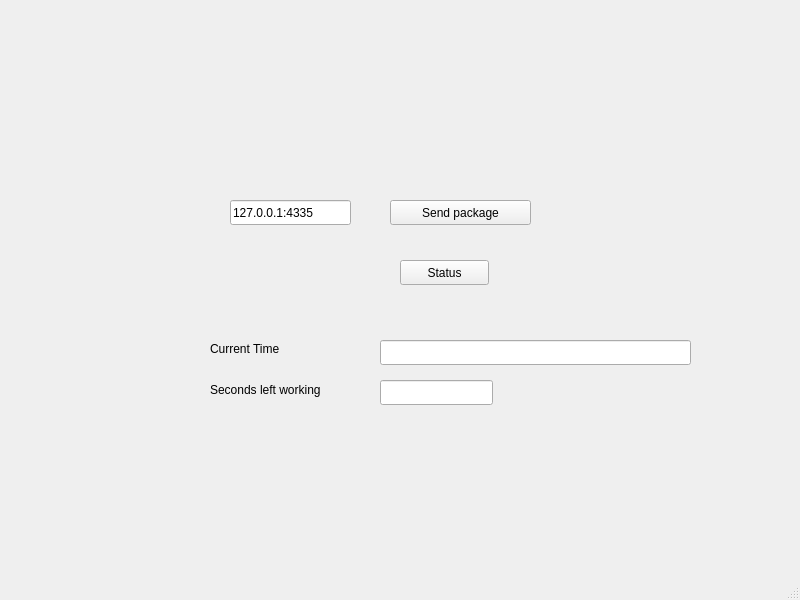
Before: the Qt Designer form practice_task/mainwindow.ui in ThatsRightImKiryu/CNIIAG-Practice, drawn with Qt 5.
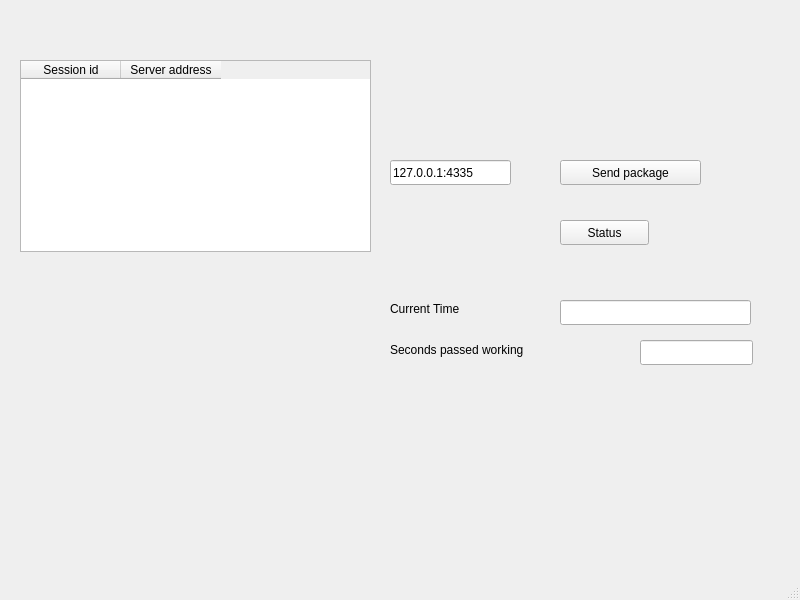
After: the same form once the commit is applied.

Commit message: added session table? without repeatable init; NO SESSION SWITCH

```diff
--- a/practice_task/mainwindow.ui
+++ b/practice_task/mainwindow.ui
@@ -17,8 +17,8 @@
    <widget class="QPushButton" name="pushButton">
     <property name="geometry">
      <rect>
-      <x>390</x>
-      <y>200</y>
+      <x>560</x>
+      <y>160</y>
       <width>141</width>
       <height>25</height>
      </rect>
@@ -30,8 +30,8 @@
    <widget class="QLineEdit" name="lineEdit">
     <property name="geometry">
      <rect>
-      <x>230</x>
-      <y>200</y>
+      <x>390</x>
+      <y>160</y>
       <width>121</width>
       <height>25</height>
      </rect>
@@ -46,8 +46,8 @@
    <widget class="QPushButton" name="statBtn">
     <property name="geometry">
      <rect>
-      <x>400</x>
-      <y>260</y>
+      <x>560</x>
+      <y>220</y>
       <width>89</width>
       <height>25</height>
      </rect>
@@ -62,9 +62,9 @@
     </property>
     <property name="geometry">
      <rect>
-      <x>380</x>
-      <y>340</y>
-      <width>311</width>
+      <x>560</x>
+      <y>300</y>
+      <width>191</width>
       <height>25</height>
      </rect>
     </property>
@@ -75,8 +75,8 @@
    <widget class="QLineEdit" name="workingTimeLE">
     <property name="geometry">
      <rect>
-      <x>380</x>
-      <y>380</y>
+      <x>640</x>
+      <y>340</y>
       <width>113</width>
       <height>25</height>
      </rect>
@@ -88,8 +88,8 @@
    <widget class="QLabel" name="label">
     <property name="geometry">
      <rect>
-      <x>210</x>
-      <y>340</y>
+      <x>390</x>
+      <y>300</y>
       <width>101</width>
       <height>17</height>
      </rect>
@@ -101,26 +101,48 @@
    <widget class="QLabel" name="label_2">
     <property name="geometry">
      <rect>
-      <x>210</x>
-      <y>380</y>
-      <width>151</width>
+      <x>390</x>
+      <y>340</y>
+      <width>171</width>
       <height>20</height>
      </rect>
     </property>
     <property name="text">
-     <string>Seconds left working</string>
+     <string>Seconds passed working</string>
     </property>
    </widget>
-  </widget>
-  <widget class="QMenuBar" name="menubar">
-   <property name="geometry">
-    <rect>
-     <x>0</x>
-     <y>0</y>
-     <width>800</width>
-     <height>22</height>
-    </rect>
-   </property>
+   <widget class="QTableWidget" name="sessionTable">
+    <property name="geometry">
+     <rect>
+      <x>20</x>
+      <y>60</y>
+      <width>351</width>
+      <height>192</height>
+     </rect>
+    </property>
+    <property name="minimumSize">
+     <size>
+      <width>351</width>
+      <height>192</height>
+     </size>
+    </property>
+    <property name="cursor" stdset="0">
+     <cursorShape>PointingHandCursor</cursorShape>
+    </property>
+    <property name="editTriggers">
+     <set>QAbstractItemView::NoEditTriggers</set>
+    </property>
+    <column>
+     <property name="text">
+      <string>Session id</string>
+     </property>
+    </column>
+    <column>
+     <property name="text">
+      <string>Server address</string>
+     </property>
+    </column>
+   </widget>
   </widget>
   <widget class="QStatusBar" name="statusbar"/>
  </widget>
```
The commit also changes 12 other files.
